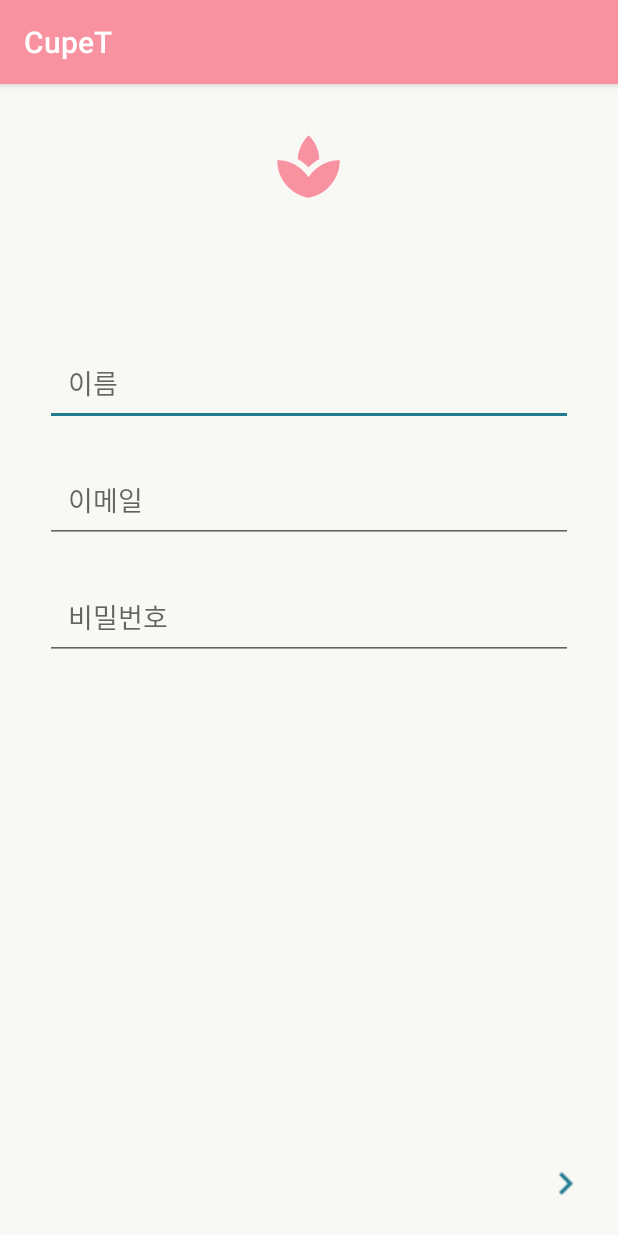
After one commit to nezhitsya/Cupet_Project, an Android app: the RegisterActivity screen opened directly, with no data from a screen before it, on a phone screen of 412 x 824 dp. The commit adds this screen. Run offline under Robolectric (Android 15) with nearby library versions, the phone set to English and light mode, and no system bars.

Commit message:
set up register

```diff
--- a/app/src/main/AndroidManifest.xml
+++ b/app/src/main/AndroidManifest.xml
@@ -9,7 +9,8 @@
         android:roundIcon="@mipmap/ic_launcher_round"
         android:supportsRtl="true"
         android:theme="@style/AppTheme">
-        <activity android:name=".LoginActivity"></activity>
+        <activity android:name=".RegisterActivity"></activity>
+        <activity android:name=".LoginActivity" />
         <activity android:name=".MainActivity">
             <intent-filter>
                 <action android:name="android.intent.action.MAIN" />
--- /dev/null
+++ b/app/src/main/java/com/example/cupet/RegisterActivity.kt
@@ -0,0 +1,12 @@
+package com.example.cupet
+
+import androidx.appcompat.app.AppCompatActivity
+import android.os.Bundle
+
+class RegisterActivity : AppCompatActivity() {
+
+    override fun onCreate(savedInstanceState: Bundle?) {
+        super.onCreate(savedInstanceState)
+        setContentView(R.layout.activity_register)
+    }
+}
--- a/app/src/main/res/layout/activity_login.xml
+++ b/app/src/main/res/layout/activity_login.xml
@@ -19,26 +19,26 @@
         android:id="@+id/emailText"
         android:layout_width="match_parent"
         android:layout_height="wrap_content"
+        android:hint="이메일"
         android:background="@drawable/edittext_background"
         android:padding="13dp"
         android:layout_marginStart="40dp"
         android:layout_marginEnd="40dp"
         android:layout_marginBottom="15dp"
         android:layout_above="@id/passwordText"
-        android:hint="E-mail"
         android:inputType="textEmailAddress" />
 
     <EditText
         android:id="@+id/passwordText"
         android:layout_width="match_parent"
         android:layout_height="wrap_content"
+        android:hint="비밀번호"
         android:background="@drawable/edittext_background"
         android:padding="13dp"
         android:layout_marginStart="40dp"
         android:layout_marginEnd="40dp"
         android:layout_marginBottom="10dp"
         android:layout_centerVertical="true"
-        android:hint="Password"
         android:inputType="textPassword" />
 
     <TextView
--- /dev/null
+++ b/app/src/main/res/layout/activity_register.xml
@@ -0,0 +1,60 @@
+<?xml version="1.0" encoding="utf-8"?>
+<RelativeLayout xmlns:android="http://schemas.android.com/apk/res/android"
+    xmlns:app="http://schemas.android.com/apk/res-auto"
+    xmlns:tools="http://schemas.android.com/tools"
+    android:layout_width="match_parent"
+    android:layout_height="match_parent"
+    android:background="@color/colorBackground"
+    tools:context=".RegisterActivity">
+
+    <ImageView
+        android:id="@+id/logo"
+        android:layout_width="50dp"
+        android:layout_height="50dp"
+        android:src="@drawable/logo"
+        android:layout_centerHorizontal="true"
+        android:layout_marginTop="30dp"/>
+
+    <EditText
+        android:id="@+id/username"
+        android:layout_width="match_parent"
+        android:layout_height="wrap_content"
+        android:hint="이름"
+        android:padding="15dp"
+        android:layout_below="@+id/logo"
+        android:layout_marginTop="90dp"
+        android:layout_marginStart="30dp"
+        android:layout_marginEnd="30dp" />
+
+    <EditText
+        android:id="@+id/email"
+        android:layout_width="match_parent"
+        android:layout_height="wrap_content"
+        android:hint="이메일"
+        android:padding="15dp"
+        android:layout_below="@+id/username"
+        android:layout_marginTop="20dp"
+        android:layout_marginStart="30dp"
+        android:layout_marginEnd="30dp" />
+
+    <EditText
+        android:id="@+id/password"
+        android:layout_width="match_parent"
+        android:layout_height="wrap_content"
+        android:hint="비밀번호"
+        android:padding="15dp"
+        android:layout_below="@id/email"
+        android:layout_marginTop="20dp"
+        android:layout_marginStart="30dp"
+        android:layout_marginEnd="30dp" />
+
+    <ImageView
+        android:id="@+id/next_btn"
+        android:layout_width="wrap_content"
+        android:layout_height="wrap_content"
+        android:src="@drawable/next"
+        android:padding="20dp"
+        android:layout_alignParentBottom="true"
+        android:layout_alignParentRight="true" />
+
+</RelativeLayout>
```
Also changed, not shown: app/src/main/res/drawable/next.png (added).
